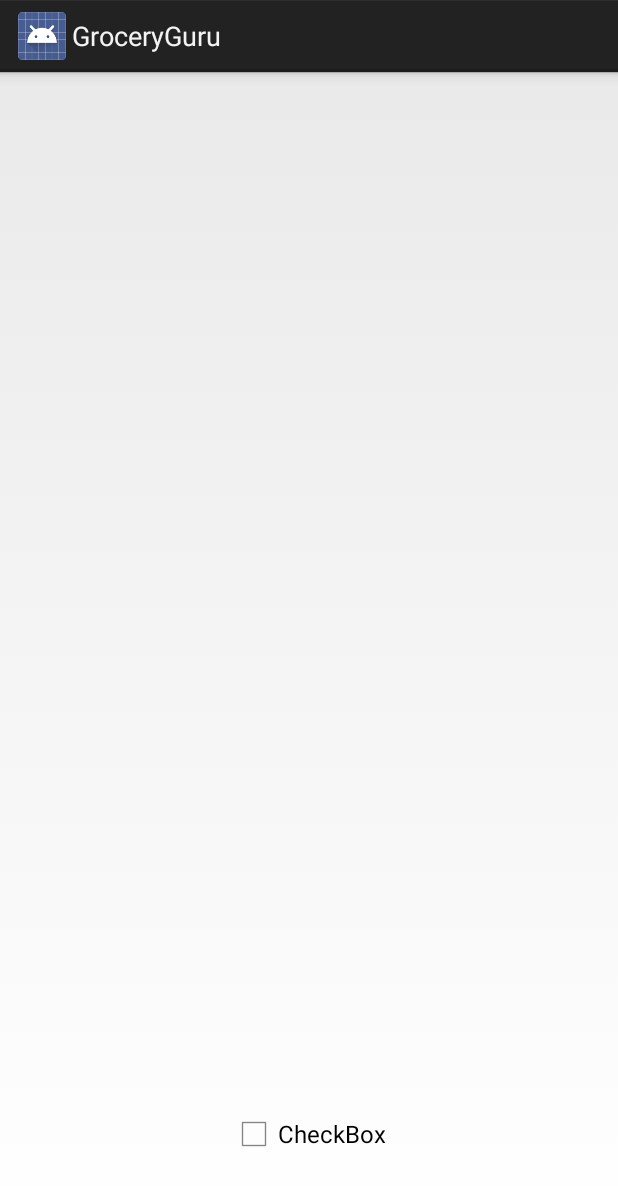
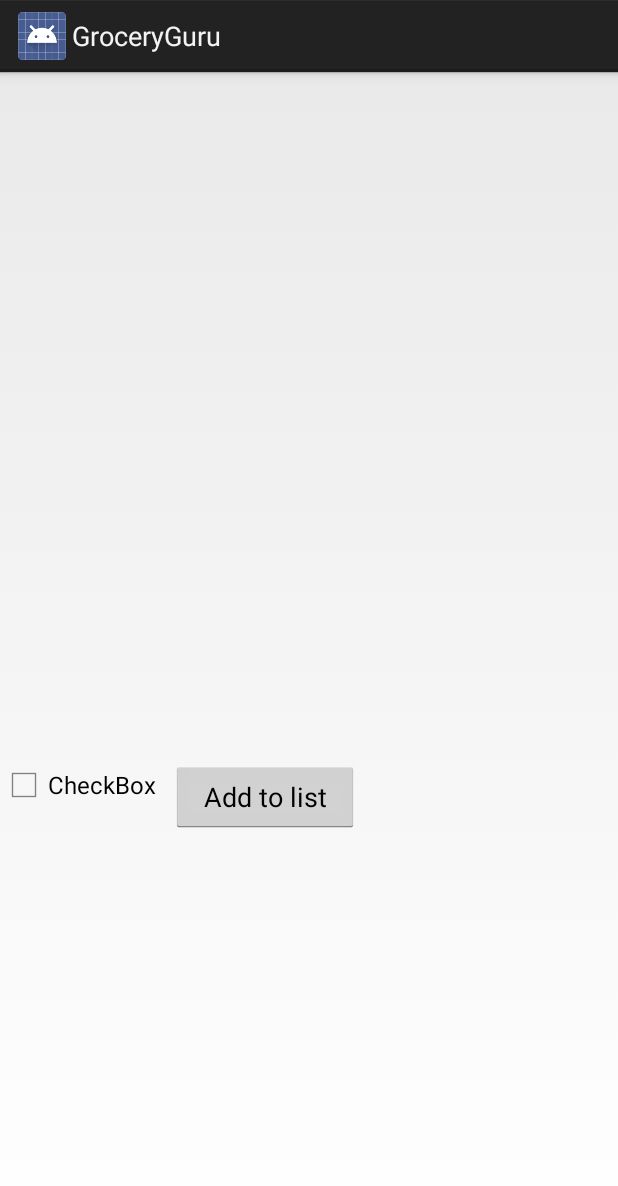
Before and after one commit to jjmanikan/GroceryGuru, an Android app: the screen it shows after launch (MainActivity), on a phone screen of 412 x 824 dp. Shown: the top 1186 px of the screen. Run offline under Robolectric (Android 15) with nearby library versions, the phone set to English and light mode, and no system bars.

Commit message:
Added add_page.xml and AddList.java for adding new items to Listview from database Added view_list.xml and ViewListItem.java for adding individual items to lists

```diff
--- a/app/src/main/AndroidManifest.xml
+++ b/app/src/main/AndroidManifest.xml
@@ -16,6 +16,10 @@
                 <category android:name="android.intent.category.LAUNCHER" />
             </intent-filter>
         </activity>
+        <activity android:name=".AddList"
+            android:parentActivityName=".MainActivity"/>
+        <activity android:name=".ViewListItem"
+            android:parentActivityName=".MainActivity"/>
     </application>
 
 </manifest>
--- a/app/src/main/java/com/example/justine/groceryguru/MainActivity.java
+++ b/app/src/main/java/com/example/justine/groceryguru/MainActivity.java
@@ -1,21 +1,79 @@
 package com.example.justine.groceryguru;
 
 import android.app.Activity;
+import android.content.Intent;
 import android.os.Bundle;
+import android.view.View;
+import android.widget.AdapterView;
+import android.widget.ArrayAdapter;
+import android.widget.Button;
 import android.widget.ListView;
 import android.widget.SimpleAdapter;
 
+import java.util.ArrayList;
+
 public class MainActivity extends Activity {
 
+    Button addList;
+    ListView list;
+    ArrayList<String> listItems;
+    ArrayAdapter<String> adapter;
+    private static final int DETAIL_ACTIVITY = 2;
+    private static final int VIEW_ACTIVITY = 3;
+    private int pos;
 
+    public void setPos(int num){this.pos = num;}
 
     @Override
     protected void onCreate(Bundle savedInstanceState) {
         super.onCreate(savedInstanceState);
         setContentView(R.layout.activity_main);
-        //setContentView(R.layout.add_page);
 
+        addList = findViewById(R.id._btnAdd);
+        list = findViewById(R.id.listView);
+
+        adapter = new ArrayAdapter<String>(this, android.R.layout.simple_list_item_1);
+        list.setAdapter(adapter);
+
+        setPos(0);
+
+        addList.setOnClickListener(new View.OnClickListener() {
+            @Override
+            public void onClick(View v) {
+                Intent intent = new Intent(getApplicationContext(), AddList.class);
+                startActivityForResult(intent, DETAIL_ACTIVITY);
+            }
+        });
+
+        list.setOnItemClickListener(new AdapterView.OnItemClickListener() {
+            @Override
+            public void onItemClick(AdapterView<?> parent, View view, int position, long id) {
+                Intent intent = new Intent(
+                        getApplicationContext(),
+                        ViewListItem.class
+                );
+
+                startActivityForResult(intent, VIEW_ACTIVITY);
+            }
+        });
 
 
     }
+
+    @Override
+    protected void onActivityResult(int requestCode, int resultCode, Intent data){
+        if (requestCode == DETAIL_ACTIVITY) {
+            if (resultCode == Activity.RESULT_OK) {
+
+                String title = data.getStringExtra("title");
+
+            }
+        }
+
+        if (requestCode == VIEW_ACTIVITY){
+            if (requestCode == Activity.RESULT_OK){
+
+            }
+        }
+    }
 }
--- a/app/src/main/res/layout/activity_main.xml
+++ b/app/src/main/res/layout/activity_main.xml
@@ -25,15 +25,16 @@
         android:id="@+id/checkBox"
         android:layout_width="wrap_content"
         android:layout_height="wrap_content"
-        android:layout_marginBottom="8dp"
-        android:layout_marginEnd="8dp"
-        android:layout_marginStart="8dp"
-        android:layout_marginTop="8dp"
+        android:layout_margin="10dp"
         android:text="CheckBox"
-        app:layout_constraintBottom_toBottomOf="parent"
-        app:layout_constraintEnd_toEndOf="parent"
-        app:layout_constraintHorizontal_bias="0.498"
-        app:layout_constraintStart_toStartOf="parent"
-        app:layout_constraintTop_toTopOf="parent"
-        app:layout_constraintVertical_bias="0.94" />
+        app:layout_constraintTop_toBottomOf="@id/listView" />
+
+    <Button
+        android:id="@+id/_btnAdd"
+        android:layout_width="125dp"
+        android:layout_height="wrap_content"
+        android:text="Add to list"
+        android:layout_margin="10dp"
+        app:layout_constraintTop_toBottomOf="@id/listView"
+        app:layout_constraintLeft_toRightOf="@id/checkBox"/>
 </android.support.constraint.ConstraintLayout>
--- a/app/src/main/res/layout/add_page.xml
+++ b/app/src/main/res/layout/add_page.xml
@@ -23,13 +23,13 @@
         android:layout_width="match_parent"
         android:layout_height="wrap_content">
         <Button
-            android:layout_marginLeft="70dp"
+            android:layout_marginLeft="30dp"
             android:layout_width="wrap_content"
             android:layout_height="wrap_content"
-            android:id="@+id/_btnAdd"
+            android:id="@+id/_btnAddEntry"
             android:text="Add List"/>
         <Button
-            android:layout_marginLeft="100dp"
+            android:layout_marginLeft="150dp"
             android:layout_width="wrap_content"
             android:layout_height="wrap_content"
             android:id="@+id/_btnViewLists"
```
Also changed, not shown: app/src/main/java/com/example/justine/groceryguru/AddList.java (+36 -0 lines), app/src/main/java/com/example/justine/groceryguru/ViewListItem.java (added, +20 -0 lines), app/src/main/res/layout/view_list.xml (added, +37 -0 lines).
